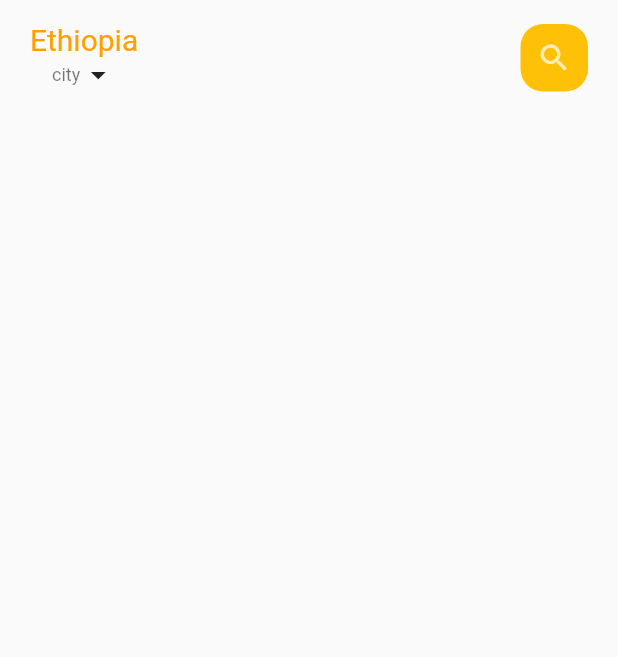
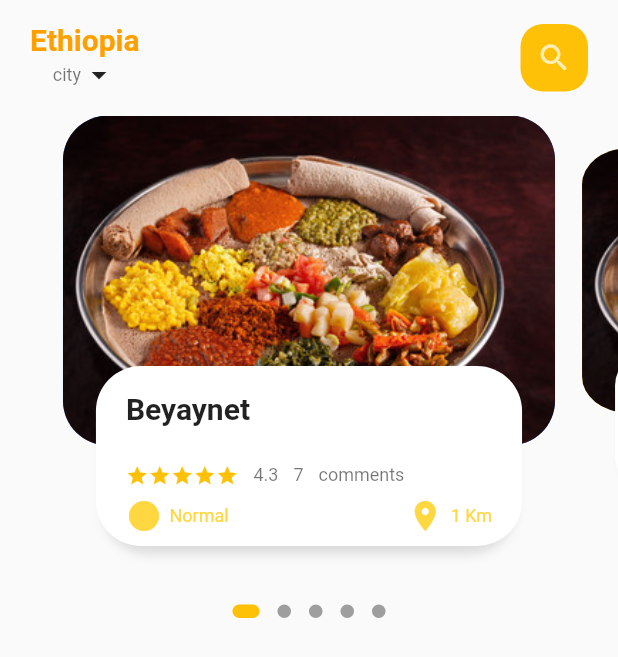
Before and after one commit to BisratGirma/gursha_mobile, a Flutter app: the screen it shows after launch, on a phone screen of 412 x 824 dp. Shown: the top 657 px of the screen. Run offline on Flutter 3.47's test engine with Material 2 defaults, Android fonts, the phone set to English and light mode, and no system bars; drawn by our look-alikes of dots_indicator.

Commit message:
header and body

```diff
--- /dev/null
+++ b/lib/home/food_page_body.dart
@@ -0,0 +1,169 @@
+import 'package:dots_indicator/dots_indicator.dart';
+import 'package:flutter/material.dart';
+import 'package:gursha/util/colors.dart';
+import 'package:gursha/widgets/heading.dart';
+import 'package:gursha/widgets/icon_and_text.dart';
+import 'package:gursha/widgets/small_heading.dart';
+
+class FoodPageBody extends StatefulWidget {
+  const FoodPageBody({Key? key}) : super(key: key);
+
+  @override
+  State<FoodPageBody> createState() => _FoodPageBodyState();
+}
+
+class _FoodPageBodyState extends State<FoodPageBody> {
+  PageController pageController = PageController(viewportFraction: 0.84);
+  var _currentPageValue = 0.0;
+  final double _scaleFactor = 0.8;
+  final double _height = 220;
+
+  @override
+  void initState() {
+    super.initState();
+    pageController.addListener(() {
+      setState(() => _currentPageValue = pageController.page!);
+    });
+  }
+
+  @override
+  // ignore: must_call_super
+  void dispose() {
+    pageController.dispose();
+  }
+
+  @override
+  Widget build(BuildContext context) {
+    return Column(
+      children: [
+        Container(
+          height: 320,
+          child: PageView.builder(
+              controller: pageController,
+              itemCount: 5,
+              itemBuilder: (context, position) =>
+                  _buildPageItem(position, context)),
+        ),
+        DotsIndicator(
+          dotsCount: 5,
+          position: _currentPageValue,
+          decorator: DotsDecorator(
+            size: const Size.square(9.0),
+            activeSize: const Size(18.0, 9.0),
+            activeShape: RoundedRectangleBorder(
+                borderRadius: BorderRadius.circular(5.0)),
+          ),
+        )
+      ],
+    );
+  }
+
+  Widget _buildPageItem(int index, BuildContext context) {
+    Matrix4 matrix = Matrix4.identity();
+    if (index == _currentPageValue.floor()) {
+      var currentScale = 1 - (_currentPageValue - index) * (1 - _scaleFactor);
+      var currentTransform = _height * (1 - currentScale) / 2;
+      matrix = Matrix4.diagonal3Values(1, currentScale, 1)
+        ..setTranslationRaw(0, currentTransform, 0);
+    } else if (index == _currentPageValue.floor() + 1) {
+      var currentScale =
+          _scaleFactor + (_currentPageValue - index + 1) * (1 - _scaleFactor);
+      var currentTransform = _height * (1 - currentScale) / 2;
+      matrix = Matrix4.diagonal3Values(1, currentScale, 1)
+        ..setTranslationRaw(0, currentTransform, 0);
+    } else if (index == _currentPageValue.floor() - 1) {
+      var currentScale = 1 - (_currentPageValue - index) * (1 - _scaleFactor);
+      var currentTransform = _height * (1 - currentScale) / 2;
+      matrix = Matrix4.diagonal3Values(1, currentScale, 1)
+        ..setTranslationRaw(0, currentTransform, 0);
+    } else {
+      var currentScale = 0.8;
+      matrix = Matrix4.diagonal3Values(1, currentScale, 1)
+        ..setTranslationRaw(0, _height * (1 - _scaleFactor) / 2, 1);
+    }
+    return Transform(
+      transform: matrix,
+      child: Stack(
+        children: [
+          Container(
+            height: 220,
+            margin: const EdgeInsets.only(left: 9, right: 9),
+            decoration: BoxDecoration(
+                borderRadius: BorderRadius.circular(30),
+                color: index.isOdd ? Colors.amberAccent : Colors.blueAccent,
+                image: const DecorationImage(
+                    fit: BoxFit.cover,
+                    image: AssetImage('assets/images/beyaynet.jpg'))),
+          ),
+          Align(
+            alignment: Alignment.bottomCenter,
+            child: Container(
+                height: 120,
+                margin: const EdgeInsets.only(left: 36, right: 36, bottom: 33),
+                decoration: BoxDecoration(
+                    borderRadius: BorderRadius.circular(30),
+                    color: Colors.white,
+                    boxShadow: const [
+                      BoxShadow(
+                          color: Colors.black12,
+                          blurRadius: 5.0,
+                          offset: Offset(0, 5)),
+                      BoxShadow(color: Colors.white, offset: Offset(-5, 0)),
+                      BoxShadow(color: Colors.white, offset: Offset(5, 0))
+                    ]),
+                child: Container(
+                  padding: const EdgeInsets.only(top: 9, left: 15, right: 15),
+                  child: Column(
+                      mainAxisAlignment: MainAxisAlignment.spaceEvenly,
+                      crossAxisAlignment: CrossAxisAlignment.start,
+                      children: [
+                        HeadingText(text: 'Beyaynet'),
+                        const SizedBox(
+                          height: 10,
+                        ),
+                        Row(
+                          children: [
+                            Wrap(
+                              children: List.generate(
+                                  5,
+                                  (index) => const Icon(
+                                        Icons.star,
+                                        color: AppColors.mainColor,
+                                        size: 15,
+                                      )),
+                            ),
+                            const SizedBox(
+                              width: 10,
+                            ),
+                            SmallHeadingText(text: '4.3'),
+                            const SizedBox(
+                              width: 10,
+                            ),
+                            SmallHeadingText(text: '7'),
+                            const SizedBox(
+                              width: 10,
+                            ),
+                            SmallHeadingText(text: 'comments')
+                          ],
+                        ),
+                        Row(
+                          mainAxisAlignment: MainAxisAlignment.spaceBetween,
+                          children: [
+                            IconAndText(
+                                icon: Icons.circle_sharp,
+                                text: 'Normal',
+                                iconColor: AppColors.mainColor),
+                            IconAndText(
+                                icon: Icons.location_on,
+                                text: '1 Km',
+                                iconColor: AppColors.iconColor1)
+                          ],
+                        ),
+                      ]),
+                )),
+          ),
+        ],
+      ),
+    );
+  }
+}
--- /dev/null
+++ b/lib/home/main_food_page.dart
@@ -0,0 +1,55 @@
+import 'package:flutter/material.dart';
+import 'package:gursha/home/food_page_body.dart';
+import 'package:gursha/widgets/heading.dart';
+import 'package:gursha/widgets/small_heading.dart';
+
+class MainFoodPage extends StatefulWidget {
+  const MainFoodPage({Key? key}) : super(key: key);
+
+  @override
+  State<MainFoodPage> createState() => _MainFoodPageState();
+}
+
+class _MainFoodPageState extends State<MainFoodPage> {
+  @override
+  Widget build(BuildContext context) {
+    return Scaffold(
+      body: Column(
+        children: [
+          Container(
+              margin: const EdgeInsets.only(top: 15, bottom: 15),
+              padding: const EdgeInsets.only(left: 20, right: 20),
+              child: Row(
+                mainAxisAlignment: MainAxisAlignment.spaceBetween,
+                children: [
+                  Column(
+                    children: [
+                      HeadingText(
+                        text: 'Ethiopia',
+                        color: Theme.of(context).primaryColorDark,
+                      ),
+                      Row(
+                        children: [
+                          SmallHeadingText(text: 'city'),
+                          const Icon(Icons.arrow_drop_down_outlined)
+                        ],
+                      )
+                    ],
+                  ),
+                  Container(
+                    width: 45,
+                    height: 45,
+                    decoration: BoxDecoration(
+                        borderRadius: BorderRadius.circular(15),
+                        color: Theme.of(context).primaryColor),
+                    child: Icon(Icons.search_rounded,
+                        color: Theme.of(context).backgroundColor),
+                  )
+                ],
+              )),
+          FoodPageBody(),
+        ],
+      ),
+    );
+  }
+}
--- a/lib/home/main_page.dart
+++ /dev/null
@@ -1,55 +0,0 @@
-import 'package:flutter/material.dart';
-import 'package:gursha/widgets/heading.dart';
-import 'package:gursha/widgets/small_heading.dart';
-
-class MainFoodPage extends StatefulWidget {
-  const MainFoodPage({Key? key}) : super(key: key);
-
-  @override
-  State<MainFoodPage> createState() => _MainFoodPageState();
-}
-
-class _MainFoodPageState extends State<MainFoodPage> {
-  @override
-  Widget build(BuildContext context) {
-    return Scaffold(
-      body: Column(
-        children: [
-          Container(
-            child: Container(
-                margin: const EdgeInsets.only(top: 15, bottom: 15),
-                padding: const EdgeInsets.only(left: 20, right: 20),
-                child: Row(
-                  mainAxisAlignment: MainAxisAlignment.spaceBetween,
-                  children: [
-                    Column(
-                      children: [
-                        HeadingText(
-                          text: 'Ethiopia',
-                          color: Theme.of(context).primaryColorDark,
-                        ),
-                        Row(
-                          children: [
-                            SmallHeadingText(text: 'city'),
-                            const Icon(Icons.arrow_drop_down_outlined)
-                          ],
-                        )
-                      ],
-                    ),
-                    Container(
-                      width: 45,
-                      height: 45,
-                      decoration: BoxDecoration(
-                          borderRadius: BorderRadius.circular(15),
-                          color: Theme.of(context).primaryColor),
-                      child: Icon(Icons.search_rounded,
-                          color: Theme.of(context).backgroundColor),
-                    )
-                  ],
-                )),
-          ),
-        ],
-      ),
-    );
-  }
-}
--- a/lib/main.dart
+++ b/lib/main.dart
@@ -1,5 +1,6 @@
+import 'package:flutter/gestures.dart';
 import 'package:flutter/material.dart';
-import 'package:gursha/home/main_page.dart';
+import 'package:gursha/home/main_food_page.dart';
 
 void main() {
   runApp(const MyApp());
@@ -13,6 +14,7 @@
   Widget build(BuildContext context) {
     return MaterialApp(
       debugShowCheckedModeBanner: false,
+      scrollBehavior: AppScrollBehavior(),
       title: 'Gursha',
       theme: ThemeData(
           // This is the theme of your application.
@@ -30,3 +32,11 @@
     );
   }
 }
+
+class AppScrollBehavior extends MaterialScrollBehavior {
+  @override
+  Set<PointerDeviceKind> get dragDevices => {
+        PointerDeviceKind.touch,
+        PointerDeviceKind.mouse,
+      };
+}
--- a/lib/util/colors.dart
+++ b/lib/util/colors.dart
@@ -4,4 +4,5 @@ import 'package:flutter/material.dart';
 class AppColors {
   static const Color textColor = Color.fromARGB(255, 231, 231, 231);
   static const Color mainColor = Colors.amber;
+  static const Color iconColor1 = Color.fromARGB(255, 0, 165, 177);
 }
--- a/lib/widgets/heading.dart
+++ b/lib/widgets/heading.dart
@@ -19,10 +19,8 @@ class HeadingText extends StatelessWidget {
       text,
       maxLines: 1,
       overflow: overflow,
-      style: TextStyle(
-        color: color,
-        fontSize: size,
-      ),
+      style:
+          TextStyle(color: color, fontSize: size, fontWeight: FontWeight.bold),
     );
   }
 }
--- /dev/null
+++ b/lib/widgets/icon_and_text.dart
@@ -0,0 +1,34 @@
+import 'package:flutter/cupertino.dart';
+import 'package:flutter/material.dart';
+import 'package:gursha/widgets/small_heading.dart';
+
+class IconAndText extends StatelessWidget {
+  final IconData icon;
+  final String text;
+  Color? color;
+  final Color iconColor;
+  IconAndText(
+      {Key? key,
+      required this.icon,
+      required this.text,
+      this.color = Colors.amberAccent,
+      required this.iconColor})
+      : super(key: key);
+
+  @override
+  Widget build(BuildContext context) {
+    return Row(
+      children: [
+        Icon(
+          icon,
+          color: color,
+        ),
+        const SizedBox(width: 5),
+        SmallHeadingText(
+          text: text,
+          color: color,
+        )
+      ],
+    );
+  }
+}
```
Also changed, not shown: pubspec.yaml (+4 -3 lines), assets/images/beyaynet.jpg (added), assets/images/burger.jpeg (added), assets/images/junk.jpeg (added), assets/images/pizza.jpeg (added), pubspec.lock.
